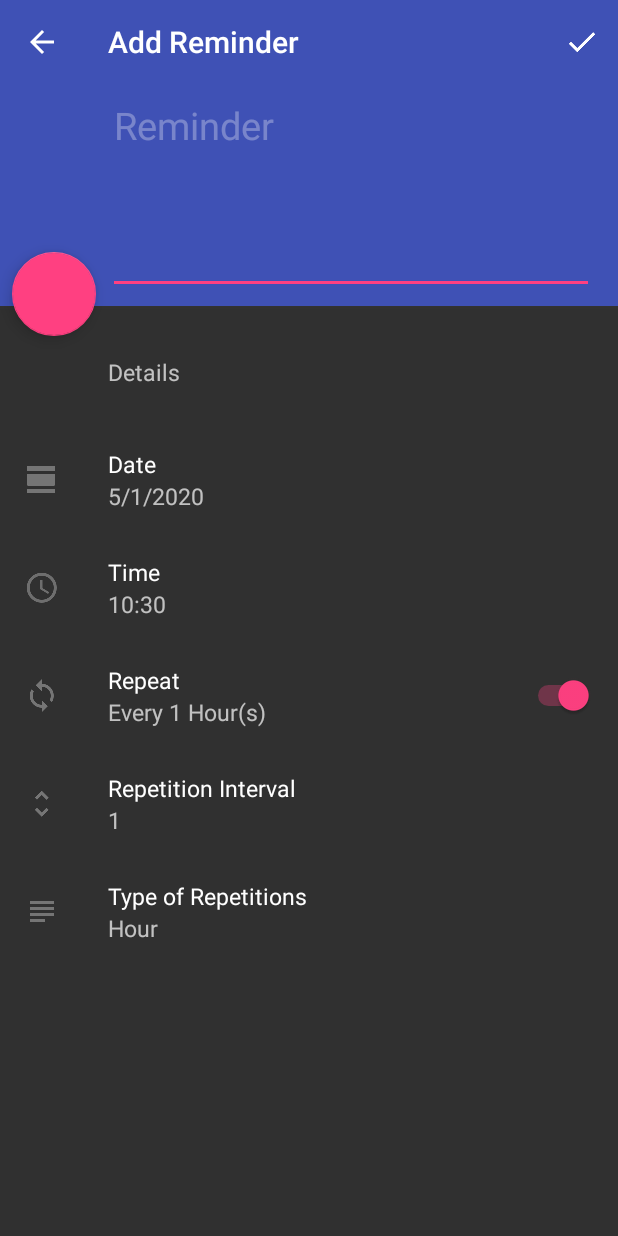
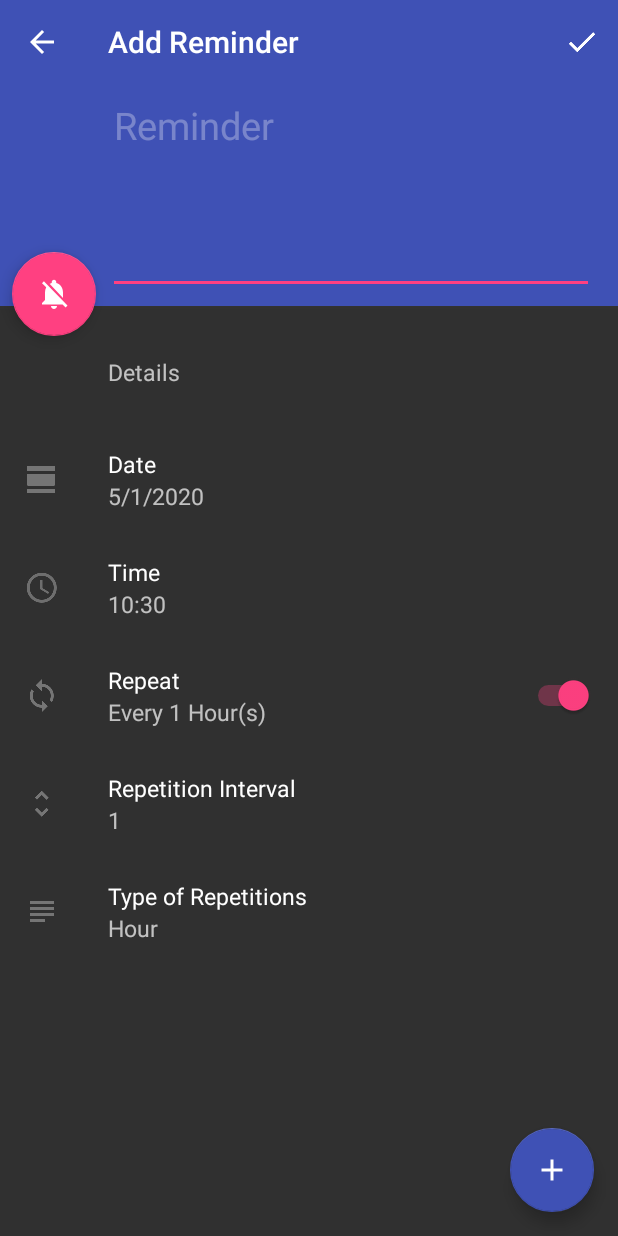
Before and after one commit to paultarce/ProiectPASS, an Android app: the AddReminderActivity screen opened directly, with no data from a screen before it, on a phone screen of 412 x 824 dp. Run offline under Robolectric (Android 15) with nearby library versions, the phone set to English and light mode, and no system bars; libraries missing offline, so code that uses them is left out: com.getbase.floatingactionbutton, com.wdullaer.materialdatetimepicker.

Commit message:
05.01 Icon Added

```diff
--- a/ProiectAndroid/app/build.gradle
+++ b/ProiectAndroid/app/build.gradle
@@ -17,6 +17,10 @@ android {
                 proguardFiles getDefaultProguardFile('proguard-android-optimize.txt'), 'proguard-rules.pro'
             }
         }
+        compileOptions {
+            targetCompatibility = "8"
+            sourceCompatibility = "8"
+         }
 }
 
 dependencies {
--- a/ProiectAndroid/app/src/main/java/com/example/alarmreminder/AddReminderActivity.java
+++ b/ProiectAndroid/app/src/main/java/com/example/alarmreminder/AddReminderActivity.java
@@ -9,6 +9,7 @@ import android.content.DialogInterface;
 import android.content.Intent;
 import android.content.Loader;
 import android.database.Cursor;
+import android.graphics.drawable.Icon;
 import android.net.Uri;
 import android.os.Bundle;
 import android.text.Editable;
--- /dev/null
+++ b/ProiectAndroid/app/src/main/res/drawable/notification_active_white.xml
@@ -0,0 +1,5 @@
+<vector android:height="24dp" android:tint="#FFFFFF"
+    android:viewportHeight="24.0" android:viewportWidth="24.0"
+    android:width="24dp" xmlns:android="http://schemas.android.com/apk/res/android">
+    <path android:fillColor="#FF000000" android:pathData="M7.58,4.08L6.15,2.65C3.75,4.48 2.17,7.3 2.03,10.5h2c0.15,-2.65 1.51,-4.97 3.55,-6.42zM19.97,10.5h2c-0.15,-3.2 -1.73,-6.02 -4.12,-7.85l-1.42,1.43c2.02,1.45 3.39,3.77 3.54,6.42zM18,11c0,-3.07 -1.64,-5.64 -4.5,-6.32L13.5,4c0,-0.83 -0.67,-1.5 -1.5,-1.5s-1.5,0.67 -1.5,1.5v0.68C7.63,5.36 6,7.92 6,11v5l-2,2v1h16v-1l-2,-2v-5zM12,22c0.14,0 0.27,-0.01 0.4,-0.04 0.65,-0.14 1.18,-0.58 1.44,-1.18 0.1,-0.24 0.15,-0.5 0.15,-0.78h-4c0.01,1.1 0.9,2 2.01,2z"/>
+</vector>
--- /dev/null
+++ b/ProiectAndroid/app/src/main/res/drawable/notification_inactive_white.xml
@@ -0,0 +1,5 @@
+<vector android:height="24dp" android:tint="#FFFFFF"
+    android:viewportHeight="24.0" android:viewportWidth="24.0"
+    android:width="24dp" xmlns:android="http://schemas.android.com/apk/res/android">
+    <path android:fillColor="#FF000000" android:pathData="M20,18.69L7.84,6.14 5.27,3.49 4,4.76l2.8,2.8v0.01c-0.52,0.99 -0.8,2.16 -0.8,3.42v5l-2,2v1h13.73l2,2L21,19.72l-1,-1.03zM12,22c1.11,0 2,-0.89 2,-2h-4c0,1.11 0.89,2 2,2zM18,14.68L18,11c0,-3.08 -1.64,-5.64 -4.5,-6.32L13.5,4c0,-0.83 -0.67,-1.5 -1.5,-1.5s-1.5,0.67 -1.5,1.5v0.68c-0.15,0.03 -0.29,0.08 -0.42,0.12 -0.1,0.03 -0.2,0.07 -0.3,0.11h-0.01c-0.01,0 -0.01,0 -0.02,0.01 -0.23,0.09 -0.46,0.2 -0.68,0.31 0,0 -0.01,0 -0.01,0.01L18,14.68z"/>
+</vector>
--- a/ProiectAndroid/app/src/main/res/layout/activity_add_reminder.xml
+++ b/ProiectAndroid/app/src/main/res/layout/activity_add_reminder.xml
@@ -313,13 +313,14 @@
         android:layout_height="wrap_content"
         android:clickable="true"
         android:onClick="selectFab1"
-        fab:fab_icon="@drawable/ic_notifications_off_grey600_24dp"
-        fab:fab_colorNormal="@color/colorAccent"
-        fab:fab_colorPressed="@color/fab_pressed"
+        app:fab_colorNormal="@color/colorAccent"
+        app:fab_colorPressed="@color/fab_pressed"
         app:fab_size="normal"
+        android:src="@drawable/notification_active_white"
         android:layout_alignParentLeft="true"
         android:layout_marginTop="168dp"
         android:layout_centerHorizontal="true"
+        app:borderWidth="0dp"
         android:layout_marginLeft="8dp"/>
 
     <com.google.android.material.floatingactionbutton.FloatingActionButton
@@ -328,13 +329,25 @@
         android:layout_height="wrap_content"
         android:clickable="true"
         android:onClick="selectFab2"
-        fab:fab_icon="@drawable/ic_notifications_on_white_24dp"
         fab:fab_colorNormal="@color/colorAccent"
         fab:fab_colorPressed="@color/fab_pressed"
         app:fab_size="normal"
+        android:src="@drawable/notification_inactive_white"
         android:layout_alignParentLeft="true"
         android:layout_marginTop="168dp"
         android:layout_centerHorizontal="true"
         android:layout_marginLeft="8dp"/>
 
+    <com.google.android.material.floatingactionbutton.FloatingActionButton
+        android:id="@+id/fab"
+        android:layout_width="wrap_content"
+        android:layout_height="wrap_content"
+        android:layout_alignParentBottom="true"
+        android:layout_alignParentRight="true"
+        android:layout_margin="@dimen/fab_margin"
+        android:src="@drawable/ic_add"
+        app:backgroundTint="@color/colorPrimary"
+        app:fabSize="normal"
+        />
+
 </RelativeLayout>
```
